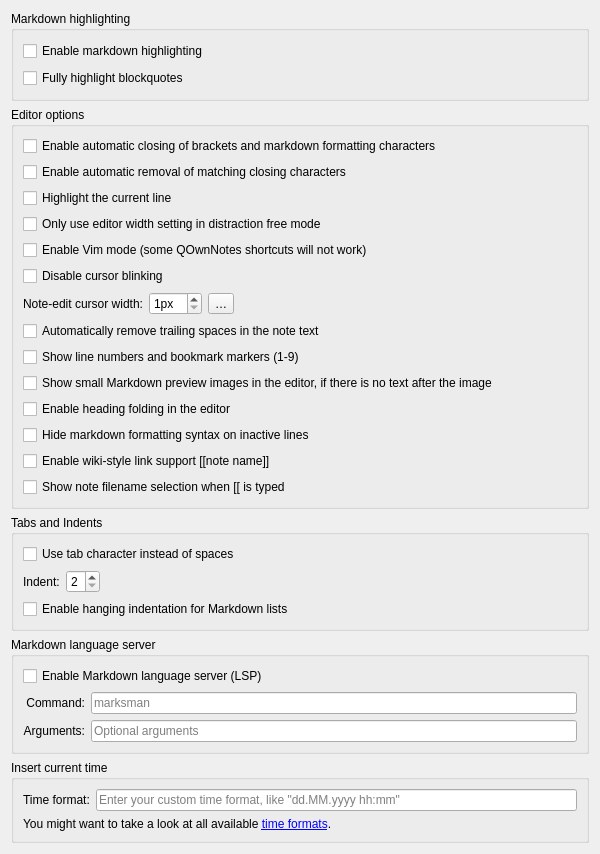
First picture: the form in src/widgets/settings/editorsettingswidget.ui, repository dwongdev/QOwnNotes, before the edit.
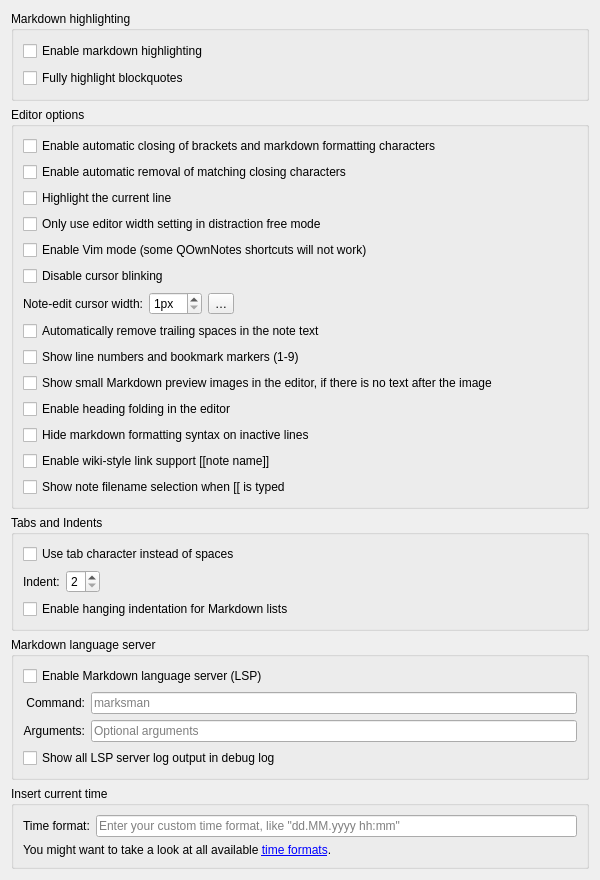
Second picture: the form after the edit. Icons and pictures are not drawn. Custom widgets are drawn as their Qt base class.

Commit message: #3467 lsp: add setting to show log output as debug log

Patch:
```diff
--- a/src/widgets/settings/editorsettingswidget.ui
+++ b/src/widgets/settings/editorsettingswidget.ui
@@ -315,6 +315,16 @@
         </property>
        </widget>
       </item>
+       <item row="3" column="0" colspan="2">
+        <widget class="QCheckBox" name="markdownLspVerboseLoggingCheckBox">
+         <property name="toolTip">
+          <string>Log all LSP server output (stderr) to the debug log. Useful for troubleshooting LSP server issues.</string>
+         </property>
+         <property name="text">
+          <string>Show all LSP server log output in debug log</string>
+         </property>
+        </widget>
+       </item>
      </layout>
     </widget>
    </item>
```
Lines whose indentation alone changed are shown as unchanged. The commit also changes 5 other files.
